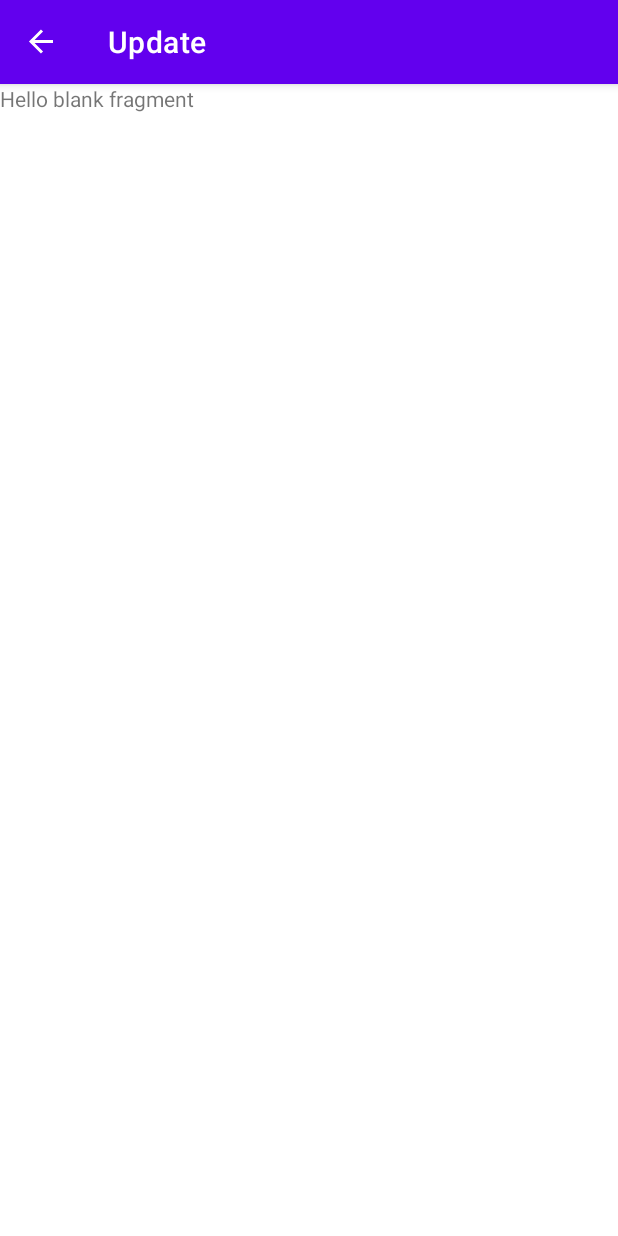
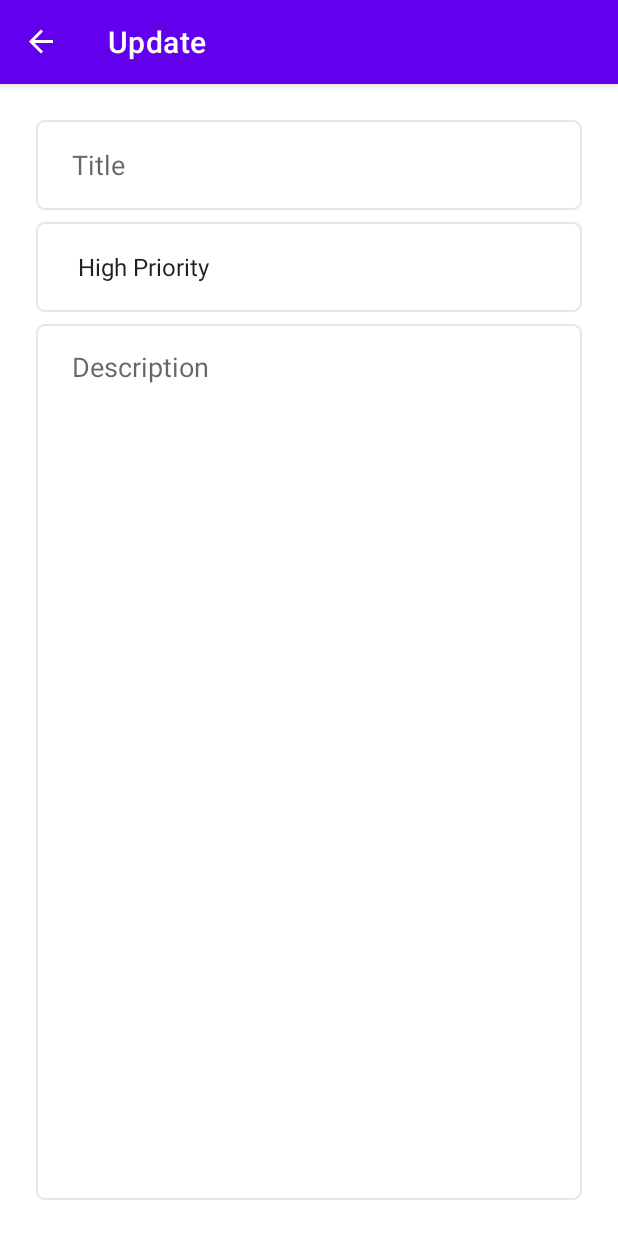
Before and after one commit to IbrohimB/ToDoApp, an Android app: the UpdateFragment screen opened through its navigation route, on a phone screen of 412 x 824 dp. Run offline under Robolectric (Android 15) with nearby library versions, the phone set to English and light mode, and no system bars; our stand-ins replace navigation-ui; 6 statements that could not run were skipped.

Commit message:
update fragment is updated

```diff
--- a/app/src/main/java/com/botirov/myapplication/fragments/list/ListFragment.kt
+++ b/app/src/main/java/com/botirov/myapplication/fragments/list/ListFragment.kt
@@ -25,6 +25,10 @@ class ListFragment : Fragment() {
             findNavController().navigate(R.id.action_listFragment_to_addFragment)
         }
 
+        binding.listLayout.setOnClickListener{
+            findNavController().navigate(R.id.action_listFragment_to_updateFragment)
+        }
+
         return view
     }
 
--- /dev/null
+++ b/app/src/main/res/drawable/custom_input.xml
@@ -0,0 +1,20 @@
+<?xml version="1.0" encoding="utf-8"?>
+<selector xmlns:android="http://schemas.android.com/apk/res/android">
+
+    <item android:state_enabled="true" android:state_focused="true">
+        <shape android:shape="rectangle">
+            <solid android:color="@color/white"/>
+            <stroke android:width="1dp" android:color="@color/design_default_color_primary"/>
+            <corners android:radius="5dp"/>
+        </shape>
+    </item>
+
+    <item android:state_enabled="true">
+        <shape android:shape="rectangle">
+            <solid android:color="@color/white"/>
+            <stroke android:width="1dp" android:color="@color/lightGrey"/>
+            <corners android:radius="5dp"/>
+        </shape>
+    </item>
+
+</selector>
--- a/app/src/main/res/layout/fragment_add.xml
+++ b/app/src/main/res/layout/fragment_add.xml
@@ -29,6 +29,7 @@
         android:paddingStart="20dp"
         android:paddingEnd="20dp"
         android:entries="@array/priorities"
+        android:background="@android:color/transparent"
         app:layout_constraintEnd_toEndOf="parent"
         app:layout_constraintHorizontal_bias="0.5"
         app:layout_constraintStart_toStartOf="parent"
--- a/app/src/main/res/layout/fragment_list.xml
+++ b/app/src/main/res/layout/fragment_list.xml
@@ -4,6 +4,7 @@
     xmlns:tools="http://schemas.android.com/tools"
     android:layout_width="match_parent"
     android:layout_height="match_parent"
+    android:id="@+id/listLayout"
     tools:context=".fragments.list.ListFragment">
 
     <androidx.recyclerview.widget.RecyclerView
--- a/app/src/main/res/layout/fragment_update.xml
+++ b/app/src/main/res/layout/fragment_update.xml
@@ -1,14 +1,57 @@
 <?xml version="1.0" encoding="utf-8"?>
-<FrameLayout xmlns:android="http://schemas.android.com/apk/res/android"
+<androidx.constraintlayout.widget.ConstraintLayout xmlns:android="http://schemas.android.com/apk/res/android"
     xmlns:tools="http://schemas.android.com/tools"
+    xmlns:app="http://schemas.android.com/apk/res-auto"
     android:layout_width="match_parent"
     android:layout_height="match_parent"
+    android:padding="24dp"
     tools:context=".fragments.update.UpdateFragment">
 
-    <!-- TODO: Update blank fragment layout -->
-    <TextView
-        android:layout_width="match_parent"
-        android:layout_height="match_parent"
-        android:text="@string/hello_blank_fragment" />
+    <EditText
+        android:id="@+id/current_title_et"
+        android:layout_width="0dp"
+        android:layout_height="60dp"
+        android:ems="10"
+        android:inputType="text"
+        android:hint="@string/title"
+        android:paddingStart="24dp"
+        android:paddingEnd="24dp"
+        android:background="@drawable/custom_input"
+        app:layout_constraintEnd_toEndOf="parent"
+        app:layout_constraintStart_toStartOf="parent"
+        app:layout_constraintTop_toTopOf="parent" />
 
-</FrameLayout>
+    <Spinner
+        android:id="@+id/current_priorities_spinner"
+        android:layout_width="0dp"
+        android:layout_height="60dp"
+        android:layout_marginTop="8dp"
+        android:paddingStart="20dp"
+        android:paddingEnd="20dp"
+        android:entries="@array/priorities"
+        android:background="@drawable/custom_input"
+        app:layout_constraintEnd_toEndOf="parent"
+        app:layout_constraintHorizontal_bias="0.5"
+        app:layout_constraintStart_toStartOf="parent"
+        app:layout_constraintTop_toBottomOf="@+id/current_title_et" />
+
+    <EditText
+        android:id="@+id/current_description_et"
+        android:layout_width="0dp"
+        android:layout_height="0dp"
+        android:ems="10"
+        android:background="@drawable/custom_input"
+        android:layout_marginTop="8dp"
+        android:hint="@string/description"
+        android:paddingStart="24dp"
+        android:paddingTop="16dp"
+        android:paddingEnd="24dp"
+        android:gravity="top|start"
+        android:inputType="textMultiLine"
+        app:layout_constraintBottom_toBottomOf="parent"
+        app:layout_constraintEnd_toEndOf="parent"
+        app:layout_constraintHorizontal_bias="0.5"
+        app:layout_constraintStart_toStartOf="parent"
+        app:layout_constraintTop_toBottomOf="@+id/current_priorities_spinner" />
+
+</androidx.constraintlayout.widget.ConstraintLayout>
```
